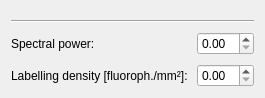
The window that frcpredict/ui/input/sample/sample_properties_w.ui (Bodeeen/Resolution_prediction_software) describes before a commit, drawn with Qt 5.
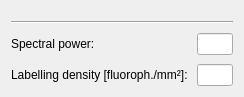
The same window after the commit. Custom widgets are drawn as their Qt base class.

Commit message: feat: allow free typing of floats (closes #11)

The edit to the form file:
```diff
--- a/frcpredict/ui/input/sample/sample_properties_w.ui
+++ b/frcpredict/ui/input/sample/sample_properties_w.ui
@@ -30,7 +30,7 @@
    <item>
     <layout class="QFormLayout" name="formLayout">
      <item row="0" column="1">
-      <widget class="QDoubleSpinBox" name="editSpectralPower"/>
+      <widget class="FreeFloatBox" name="editSpectralPower"/>
      </item>
      <item row="0" column="0">
       <widget class="QLabel" name="lblSpectralPower">
@@ -47,8 +47,7 @@
       </widget>
      </item>
      <item row="1" column="1">
-      <widget class="QDoubleSpinBox" name="editLabellingDensity">
-      </widget>
+      <widget class="FreeFloatBox" name="editLabellingDensity"/>
      </item>
     </layout>
    </item>
@@ -61,6 +60,11 @@
    <header>frcpredict.ui</header>
    <container>1</container>
   </customwidget>
+  <customwidget>
+   <class>FreeFloatBox</class>
+   <extends>QLineEdit</extends>
+   <header>frcpredict.ui</header>
+  </customwidget>
  </customwidgets>
  <resources/>
  <connections/>
```
The commit also changes 10 other files.
